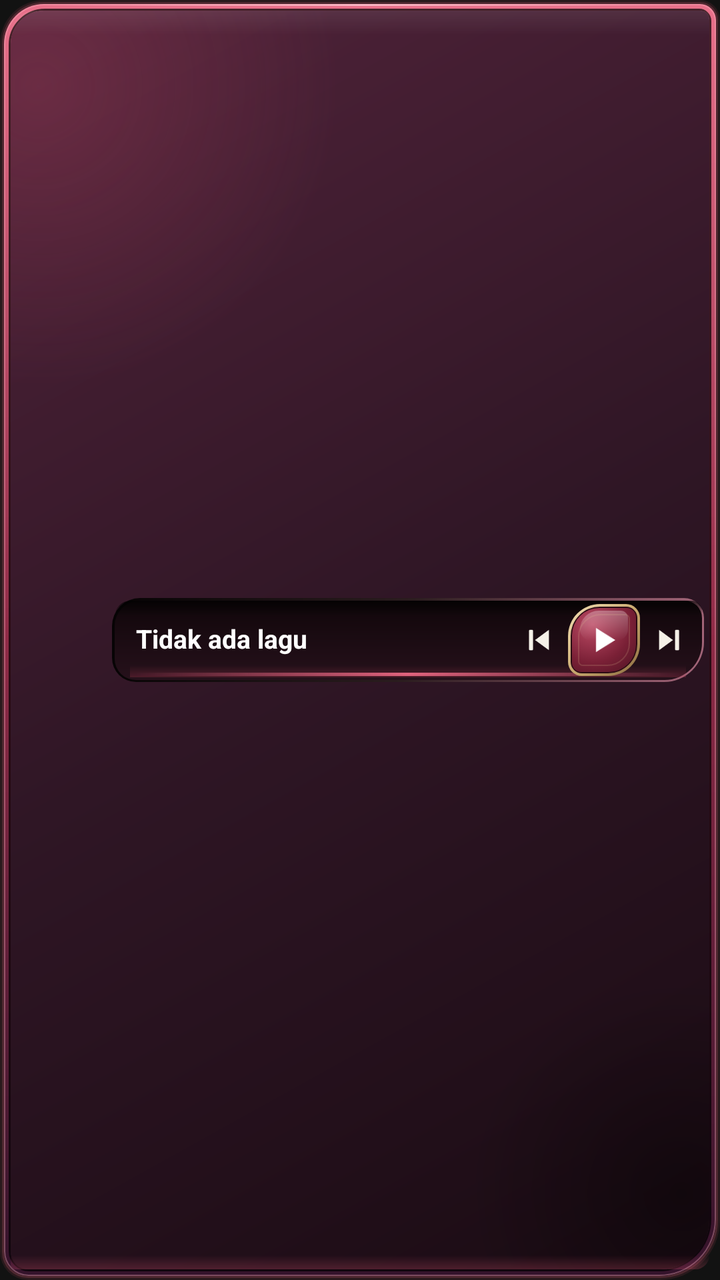
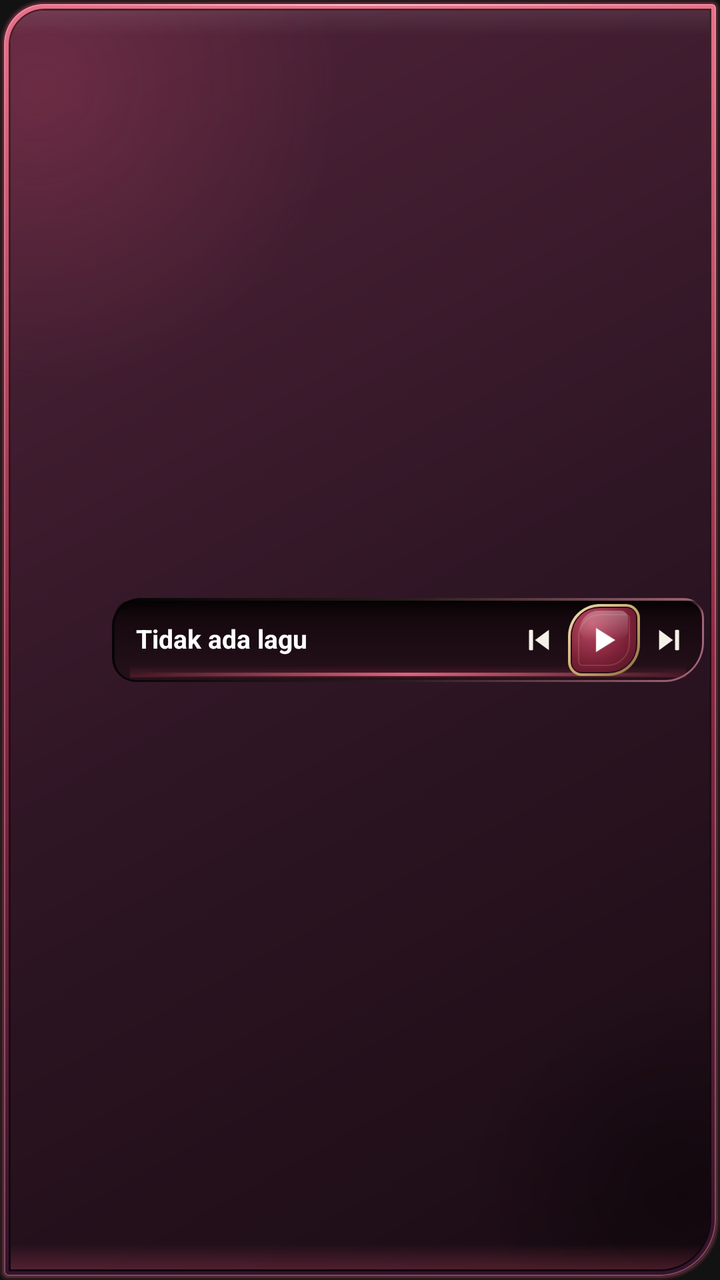

Screens rendered from an Android XML layout before and after an edit, with the pre-edit source and the edit as a unified diff.
<!-- AndroidManifest.xml: application theme Theme.AudioPlayer -->
<!-- res/layout/widget_player_compact.xml -->
<?xml version="1.0" encoding="utf-8"?>
<LinearLayout xmlns:android="http://schemas.android.com/apk/res/android"
    android:id="@+id/widget_root"
    android:layout_width="match_parent"
    android:layout_height="match_parent"
    android:background="@drawable/widget_background_compact_dark"
    android:orientation="horizontal"
    android:gravity="center_vertical"
    android:clipToPadding="false"
    android:padding="8dp">

    <ImageView
        android:id="@+id/widget_album_art"
        android:layout_width="42dp"
        android:layout_height="42dp"
        android:scaleType="centerCrop" />

    <LinearLayout
        android:id="@+id/widget_well"
        android:layout_width="0dp"
        android:layout_height="42dp"
        android:layout_weight="1"
        android:layout_marginStart="6dp"
        android:background="@drawable/widget_well"
        android:orientation="horizontal"
        android:gravity="center_vertical"
        android:paddingStart="12dp"
        android:paddingEnd="4dp">

        <TextView
            android:id="@+id/widget_title"
            android:layout_width="0dp"
            android:layout_height="wrap_content"
            android:layout_weight="1"
            android:textColor="#FFFFFF"
            android:textSize="13sp"
            android:textStyle="bold"
            android:maxLines="1"
            android:includeFontPadding="false"
            android:scrollHorizontally="true"
            android:ellipsize="marquee"
            android:marqueeRepeatLimit="marquee_forever"
            android:focusable="true"
            android:focusableInTouchMode="true"
            android:text="Tidak ada lagu">
            <requestFocus />
        </TextView>

        <ImageButton
            android:id="@+id/widget_prev"
            android:layout_width="26dp"
            android:layout_height="26dp"
            android:layout_marginStart="2dp"
            android:padding="4dp"
            android:background="@android:color/transparent"
            android:scaleType="fitCenter"
            android:src="@drawable/ic_widget_previous"
            android:contentDescription="Sebelumnya" />

        <ImageButton
            android:id="@+id/widget_play_pause"
            android:layout_width="36dp"
            android:layout_height="36dp"
            android:layout_marginStart="2dp"
            android:padding="8dp"
            android:background="@drawable/widget_play_button_bg"
            android:scaleType="fitCenter"
            android:src="@drawable/ic_widget_play"
            android:contentDescription="Putar" />

        <ImageButton
            android:id="@+id/widget_next"
            android:layout_width="26dp"
            android:layout_height="26dp"
            android:layout_marginStart="2dp"
            android:padding="4dp"
            android:background="@android:color/transparent"
            android:scaleType="fitCenter"
            android:src="@drawable/ic_widget_next"
            android:contentDescription="Berikutnya" />

    </LinearLayout>

</LinearLayout>
<!-- resources referenced by this layout -->
<resources>
  <!-- drawable ic_widget_next: png bitmap (drawable, 1562 bytes) -->
  <!-- drawable ic_widget_play: png bitmap (drawable, 776 bytes) -->
  <!-- drawable ic_widget_previous: png bitmap (drawable, 1621 bytes) -->
  <!-- drawable widget_background_compact_dark: vector/xml drawable (drawable, 5155 chars, omitted) -->
  <!-- drawable widget_play_button_bg: vector/xml drawable (drawable, 6458 chars, omitted) -->
  <!-- drawable widget_well: vector/xml drawable (drawable, 2124 chars, omitted) -->
  <style name="Theme.AudioPlayer" parent="android:Theme.Material.NoActionBar">
          <item name="android:windowBackground">@color/black</item>
      </style>
  <color name="black">#FF121212</color>
</resources>

<!-- the commit's change to res/layout/widget_player_compact.xml (unified diff, before → after) -->
@@ -1,84 +1,92 @@
 <?xml version="1.0" encoding="utf-8"?>
-<LinearLayout xmlns:android="http://schemas.android.com/apk/res/android"
-    android:id="@+id/widget_root"
+<FrameLayout xmlns:android="http://schemas.android.com/apk/res/android"
+    android:id="@android:id/background"
     android:layout_width="match_parent"
     android:layout_height="match_parent"
-    android:background="@drawable/widget_background_compact_dark"
-    android:orientation="horizontal"
-    android:gravity="center_vertical"
-    android:clipToPadding="false"
-    android:padding="8dp">
-
-    <ImageView
-        android:id="@+id/widget_album_art"
-        android:layout_width="42dp"
-        android:layout_height="42dp"
-        android:scaleType="centerCrop" />
+    android:clipToOutline="true">
 
     <LinearLayout
-        android:id="@+id/widget_well"
-        android:layout_width="0dp"
-        android:layout_height="42dp"
-        android:layout_weight="1"
-        android:layout_marginStart="6dp"
-        android:background="@drawable/widget_well"
+        android:id="@+id/widget_root"
+        android:layout_width="match_parent"
+        android:layout_height="match_parent"
+        android:background="@drawable/widget_background_compact_dark"
         android:orientation="horizontal"
         android:gravity="center_vertical"
-        android:paddingStart="12dp"
-        android:paddingEnd="4dp">
+        android:clipToPadding="false"
+        android:padding="8dp">
 
-        <TextView
-            android:id="@+id/widget_title"
+        <ImageView
+            android:id="@+id/widget_album_art"
+            android:layout_width="42dp"
+            android:layout_height="42dp"
+            android:scaleType="centerCrop" />
+
+        <LinearLayout
+            android:id="@+id/widget_well"
             android:layout_width="0dp"
-            android:layout_height="wrap_content"
+            android:layout_height="42dp"
             android:layout_weight="1"
-            android:textColor="#FFFFFF"
-            android:textSize="13sp"
-            android:textStyle="bold"
-            android:maxLines="1"
-            android:includeFontPadding="false"
-            android:scrollHorizontally="true"
-            android:ellipsize="marquee"
-            android:marqueeRepeatLimit="marquee_forever"
-            android:focusable="true"
-            android:focusableInTouchMode="true"
-            android:text="Tidak ada lagu">
-            <requestFocus />
-        </TextView>
+            android:layout_marginStart="6dp"
+            android:background="@drawable/widget_well"
+            android:orientation="horizontal"
+            android:gravity="center_vertical"
+            android:paddingStart="12dp"
+            android:paddingEnd="4dp">
 
-        <ImageButton
-            android:id="@+id/widget_prev"
-            android:layout_width="26dp"
-            android:layout_height="26dp"
-            android:layout_marginStart="2dp"
-            android:padding="4dp"
-            android:background="@android:color/transparent"
-            android:scaleType="fitCenter"
-            android:src="@drawable/ic_widget_previous"
-            android:contentDescription="Sebelumnya" />
+            <TextView
+                android:id="@+id/widget_title"
+                android:layout_width="0dp"
+                android:layout_height="wrap_content"
+                android:layout_weight="1"
+                android:textColor="#FFFFFF"
+                android:textSize="13sp"
+                android:textStyle="bold"
+                android:maxLines="1"
+                android:includeFontPadding="false"
+                android:scrollHorizontally="true"
+                android:ellipsize="marquee"
+                android:marqueeRepeatLimit="marquee_forever"
+                android:focusable="true"
+                android:focusableInTouchMode="true"
+                android:text="Tidak ada lagu">
+                <requestFocus />
+            </TextView>
 
-        <ImageButton
-            android:id="@+id/widget_play_pause"
-            android:layout_width="36dp"
-            android:layout_height="36dp"
-            android:layout_marginStart="2dp"
-            android:padding="8dp"
-            android:background="@drawable/widget_play_button_bg"
-            android:scaleType="fitCenter"
-            android:src="@drawable/ic_widget_play"
-            android:contentDescription="Putar" />
+            <ImageButton
+                android:id="@+id/widget_prev"
+                android:layout_width="26dp"
+                android:layout_height="26dp"
+                android:layout_marginStart="2dp"
+                android:padding="4dp"
+                android:background="@android:color/transparent"
+                android:scaleType="fitCenter"
+                android:src="@drawable/ic_widget_previous"
+                android:contentDescription="Sebelumnya" />
 
-        <ImageButton
-            android:id="@+id/widget_next"
-            android:layout_width="26dp"
-            android:layout_height="26dp"
-            android:layout_marginStart="2dp"
-            android:padding="4dp"
-            android:background="@android:color/transparent"
-            android:scaleType="fitCenter"
-            android:src="@drawable/ic_widget_next"
-            android:contentDescription="Berikutnya" />
+            <ImageButton
+                android:id="@+id/widget_play_pause"
+                android:layout_width="36dp"
+                android:layout_height="36dp"
+                android:layout_marginStart="2dp"
+                android:padding="8dp"
+                android:background="@drawable/widget_play_button_bg"
+                android:scaleType="fitCenter"
+                android:src="@drawable/ic_widget_play"
+                android:contentDescription="Putar" />
+
+            <ImageButton
+                android:id="@+id/widget_next"
+                android:layout_width="26dp"
+                android:layout_height="26dp"
+                android:layout_marginStart="2dp"
+                android:padding="4dp"
+                android:background="@android:color/transparent"
+                android:scaleType="fitCenter"
+                android:src="@drawable/ic_widget_next"
+                android:contentDescription="Berikutnya" />
+
+        </LinearLayout>
 
     </LinearLayout>
 
-</LinearLayout>
+</FrameLayout>
<!-- resource entries referenced after the edit -->
@@ -3,7 +3,7 @@
   <!-- drawable ic_widget_next: png bitmap (drawable, 1562 bytes) -->
   <!-- drawable ic_widget_play: png bitmap (drawable, 776 bytes) -->
   <!-- drawable ic_widget_previous: png bitmap (drawable, 1621 bytes) -->
-  <!-- drawable widget_background_compact_dark: vector/xml drawable (drawable, 5155 chars, omitted) -->
+  <!-- drawable widget_background_compact_dark: vector/xml drawable (drawable, 5192 chars, omitted) -->
   <!-- drawable widget_play_button_bg: vector/xml drawable (drawable, 6458 chars, omitted) -->
   <!-- drawable widget_well: vector/xml drawable (drawable, 2124 chars, omitted) -->
   <style name="Theme.AudioPlayer" parent="android:Theme.Material.NoActionBar">
